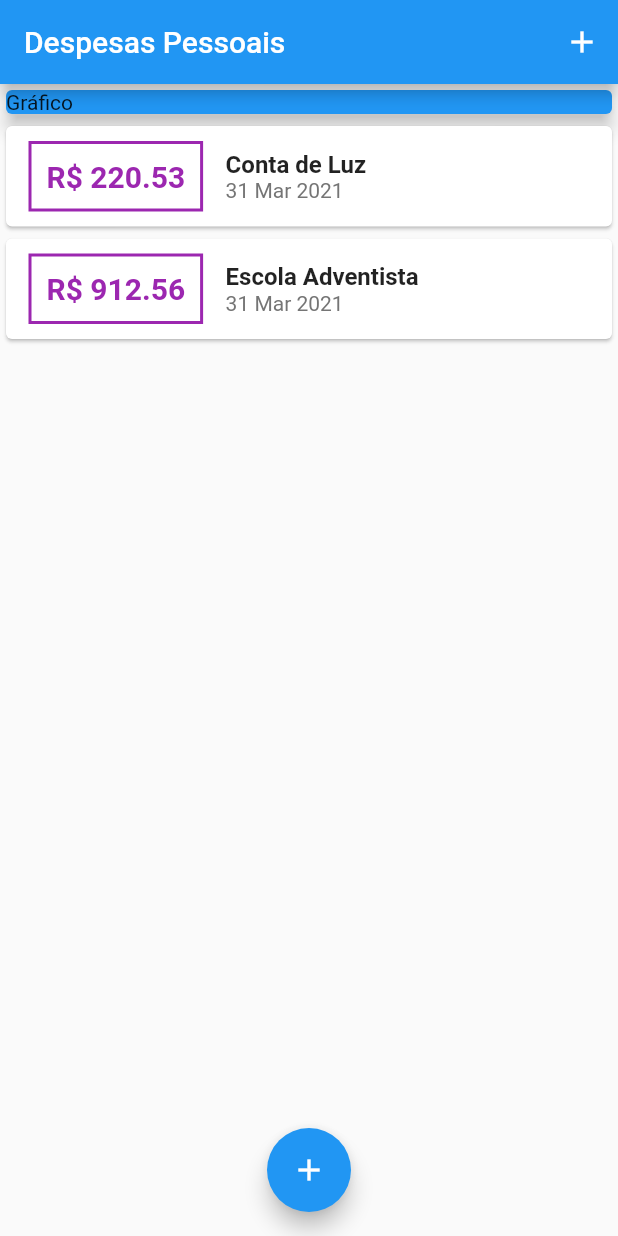
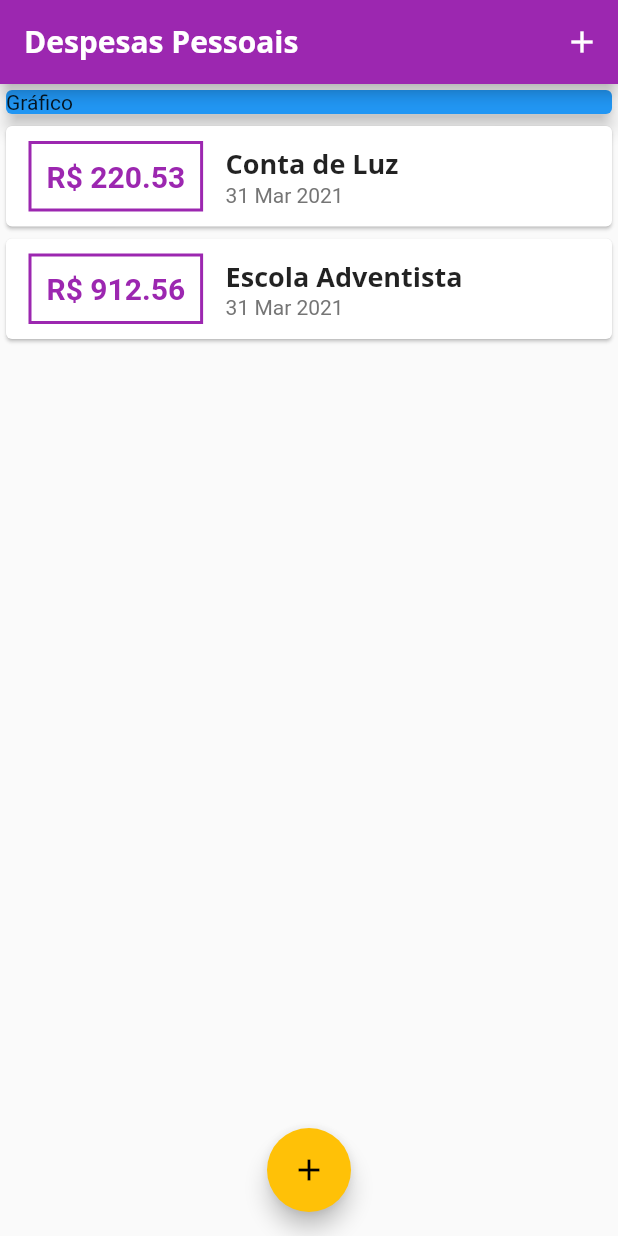
Before and after one commit to biroska/expenses, a Flutter app: the screen it shows after launch, on a phone screen of 412 x 824 dp. Run offline on Flutter 3.47's test engine with Material 2 defaults, Android fonts, the phone set to English and light mode, and no system bars.

Commit message:
Incluindo Theme e fonts externas

```diff
--- a/lib/components/transaction/transaction_list.dart
+++ b/lib/components/transaction/transaction_list.dart
@@ -39,7 +39,7 @@ class TransactionList extends StatelessWidget {
                     style: TextStyle(
                         fontWeight: FontWeight.bold,
                         fontSize: 20,
-                        color: Colors.purple),
+                        color: Theme.of( context ).primaryColor ),
                   )),
               // Container da Descricao e data
               Container(
@@ -48,10 +48,7 @@ class TransactionList extends StatelessWidget {
                 mainAxisAlignment: MainAxisAlignment.spaceAround,
                 children: <Widget>[
                   Text('${tr.title}',
-                      style: TextStyle(
-                          // color: Colors.purple,
-                          fontWeight: FontWeight.bold,
-                          fontSize: 16)),
+                      style: Theme.of(context).textTheme.headline6 ),
                   Text(
                     // Formata a data usando a biblioteca intl
                     DateFormat('d MMM y').format(tr.date),
--- a/lib/main.dart
+++ b/lib/main.dart
@@ -15,6 +15,27 @@ class ExpenseApp extends StatelessWidget {
   Widget build(BuildContext context) {
     return MaterialApp(
       home: PaginaInicial(),
+      theme: ThemeData(
+        primarySwatch: Colors.purple,
+        accentColor: Colors.amber,
+        fontFamily: 'Quicksand',
+        textTheme: ThemeData.light().textTheme.copyWith(
+            headline6: TextStyle(
+              fontFamily: 'OpenSans',
+              fontSize: 18,
+              fontWeight: FontWeight.bold,
+            )
+        ),
+        appBarTheme: AppBarTheme(
+          textTheme: ThemeData.light().textTheme.copyWith(
+            title: TextStyle(
+              fontFamily: 'OpenSans',
+              fontSize: 20,
+              fontWeight: FontWeight.bold,
+            )
+          ),
+        ),
+      ),
     );
   }
 }
```
Also changed, not shown: pubspec.yaml (+18 -0 lines), assets/fonts/OpenSans-Bold.ttf (added), assets/fonts/OpenSans-Regular.ttf (added), assets/fonts/Quicksand-Bold.ttf (added), assets/fonts/Quicksand-Light.ttf (added), assets/fonts/Quicksand-Medium.ttf (added), assets/fonts/Quicksand-Regular.ttf (added).
